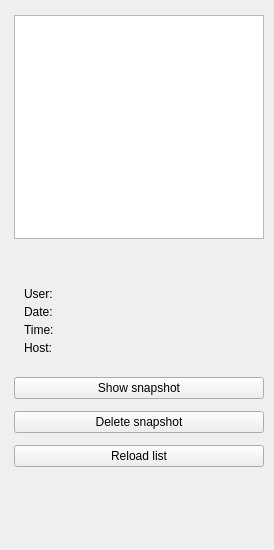
First picture: the form in ima/dialogs/snapshots.ui, repository veyon/veyon, before the edit.
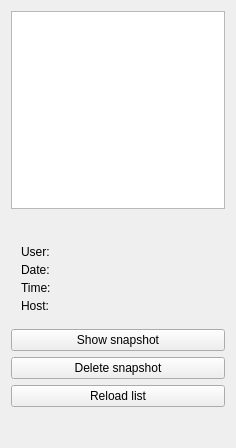
Second picture: the form after the edit. Icons and pictures are not drawn.

Patch:
```diff
--- a/ima/dialogs/snapshots.ui
+++ b/ima/dialogs/snapshots.ui
@@ -1,87 +1,75 @@
 <ui version="4.0" >
  <class>snapshots</class>
- <widget class="QWidget" name="snapshots" >
-  <property name="geometry" >
+ <widget class="QWidget" name="snapshots">
+  <property name="geometry">
    <rect>
     <x>0</x>
     <y>0</y>
-    <width>274</width>
-    <height>550</height>
+    <width>236</width>
+    <height>448</height>
    </rect>
   </property>
-  <widget class="QWidget" name="" >
-   <property name="geometry" >
-    <rect>
-     <x>10</x>
-     <y>11</y>
-     <width>258</width>
-     <height>490</height>
-    </rect>
-   </property>
-   <layout class="QVBoxLayout" >
-    <property name="margin" >
-     <number>4</number>
-    </property>
-    <property name="spacing" >
-     <number>12</number>
+  <layout class="QVBoxLayout" name="verticalLayout">
+   <property name="spacing">
+    <number>6</number>
     </property>
     <item>
-     <widget class="QListWidget" name="list" >
-      <property name="whatsThis" >
-       <string>&lt;html>&lt;head>&lt;meta name="qrichtext" content="1" />&lt;style type="text/css">
+    <widget class="QListWidget" name="list">
+     <property name="whatsThis">
+      <string>&lt;html&gt;&lt;head&gt;&lt;meta name=&quot;qrichtext&quot; content=&quot;1&quot; /&gt;&lt;style type=&quot;text/css&quot;&gt;
 p, li { white-space: pre-wrap; }
-&lt;/style>&lt;/head>&lt;body style=" font-family:'Sans Serif'; font-size:9pt; font-weight:400; font-style:normal; text-decoration:none;">
-&lt;p style=" margin-top:0px; margin-bottom:0px; margin-left:0px; margin-right:0px; -qt-block-indent:0; text-indent:0px;">All snapshots you made are listed here. You can make snapshots by selecting the according entry in the context-menu of a client-window. These snapshosts can be managed using the buttons below.&lt;/p>&lt;/body>&lt;/html></string>
+&lt;/style&gt;&lt;/head&gt;&lt;body style=&quot; font-family:'Sans Serif'; font-size:9pt; font-weight:400; font-style:normal; text-decoration:none;&quot;&gt;
+&lt;p style=&quot; margin-top:0px; margin-bottom:0px; margin-left:0px; margin-right:0px; -qt-block-indent:0; text-indent:0px;&quot;&gt;All snapshots you made are listed here. You can make snapshots by selecting the according entry in the context-menu of a client-window. These snapshosts can be managed using the buttons below.&lt;/p&gt;&lt;/body&gt;&lt;/html&gt;</string>
       </property>
      </widget>
     </item>
     <item>
-     <widget class="QLabel" name="previewLbl" />
+    <widget class="QLabel" name="previewLbl"/>
     </item>
     <item>
-     <layout class="QGridLayout" >
-      <property name="margin" >
+    <layout class="QGridLayout">
+     <property name="margin">
        <number>10</number>
       </property>
-      <property name="spacing" >
+     <property name="spacing">
        <number>4</number>
       </property>
-      <item row="1" column="1" >
-       <widget class="QLabel" name="dateLbl" />
-      </item>
-      <item row="0" column="0" >
-       <widget class="QLabel" name="userDescLbl" >
-        <property name="text" >
+     <item row="1" column="1">
+      <widget class="QLabel" name="dateLbl"/>
+     </item>
+     <item row="0" column="0">
+      <widget class="QLabel" name="userDescLbl">
+       <property name="text">
          <string>User:</string>
         </property>
        </widget>
       </item>
-      <item row="0" column="1" >
-       <widget class="QLabel" name="userLbl" />
-      </item>
-      <item row="2" column="1" >
-       <widget class="QLabel" name="timeLbl" />
-      </item>
-      <item row="3" column="0" >
-       <widget class="QLabel" name="hostDescLbl" >
-        <property name="text" >
+     <item row="0" column="1">
+      <widget class="QLabel" name="userLbl"/>
+     </item>
+     <item row="2" column="1">
+      <widget class="QLabel" name="timeLbl"/>
+     </item>
+     <item row="3" column="0">
+      <widget class="QLabel" name="hostDescLbl">
+       <property name="text">
          <string>Host:</string>
         </property>
        </widget>
       </item>
-      <item row="1" column="0" >
-       <widget class="QLabel" name="dateDescLbl" >
-        <property name="text" >
+     <item row="1" column="0">
+      <widget class="QLabel" name="dateDescLbl">
+       <property name="text">
          <string>Date:</string>
         </property>
        </widget>
       </item>
-      <item row="3" column="1" >
-       <widget class="QLabel" name="hostLbl" />
-      </item>
-      <item row="2" column="0" >
-       <widget class="QLabel" name="timeDescLbl" >
-        <property name="text" >
+     <item row="3" column="1">
+      <widget class="QLabel" name="hostLbl"/>
+     </item>
+     <item row="2" column="0">
+      <widget class="QLabel" name="timeDescLbl">
+       <property name="text">
          <string>Time:</string>
         </property>
        </widget>
@@ -89,44 +77,47 @@
      </layout>
     </item>
     <item>
-     <widget class="QPushButton" name="showBtn" >
-      <property name="text" >
+    <widget class="QPushButton" name="showBtn">
+     <property name="text">
        <string>Show snapshot</string>
       </property>
-      <property name="icon" >
-       <iconset resource="../italc.qrc" >:/resources/client_show.png</iconset>
+     <property name="icon">
+      <iconset resource="../italc.qrc">
+       <normaloff>:/resources/client_show.png</normaloff>:/resources/client_show.png</iconset>
       </property>
      </widget>
     </item>
     <item>
-     <widget class="QPushButton" name="deleteBtn" >
-      <property name="text" >
+    <widget class="QPushButton" name="deleteBtn">
+     <property name="text">
        <string>Delete snapshot</string>
       </property>
-      <property name="icon" >
-       <iconset resource="../italc.qrc" >:/resources/cancel.png</iconset>
+     <property name="icon">
+      <iconset resource="../italc.qrc">
+       <normaloff>:/resources/cancel.png</normaloff>:/resources/cancel.png</iconset>
       </property>
      </widget>
     </item>
     <item>
-     <widget class="QPushButton" name="reloadBtn" >
-      <property name="text" >
+    <widget class="QPushButton" name="reloadBtn">
+     <property name="text">
        <string>Reload list</string>
       </property>
-      <property name="icon" >
-       <iconset resource="../italc.qrc" >:/resources/reload.png</iconset>
+     <property name="icon">
+      <iconset resource="../italc.qrc">
+       <normaloff>:/resources/reload.png</normaloff>:/resources/reload.png</iconset>
       </property>
      </widget>
     </item>
     <item>
      <spacer>
-      <property name="orientation" >
+     <property name="orientation">
        <enum>Qt::Vertical</enum>
       </property>
-      <property name="sizeType" >
+     <property name="sizeType">
        <enum>QSizePolicy::Fixed</enum>
       </property>
-      <property name="sizeHint" >
+     <property name="sizeHint" stdset="0">
        <size>
         <width>16</width>
         <height>30</height>
@@ -136,7 +127,6 @@
     </item>
    </layout>
   </widget>
- </widget>
  <resources>
   <include location="../italc.qrc" />
  </resources>
```
Left out of the diff: 5 changed lines with no effect on the pictures. Lines whose indentation alone changed are shown as unchanged.
